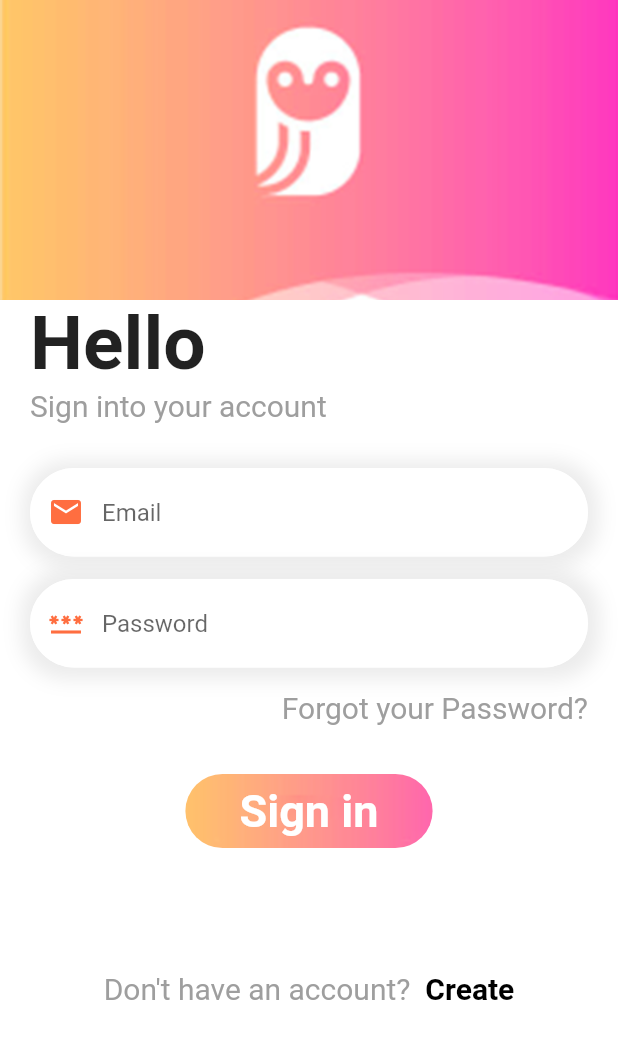
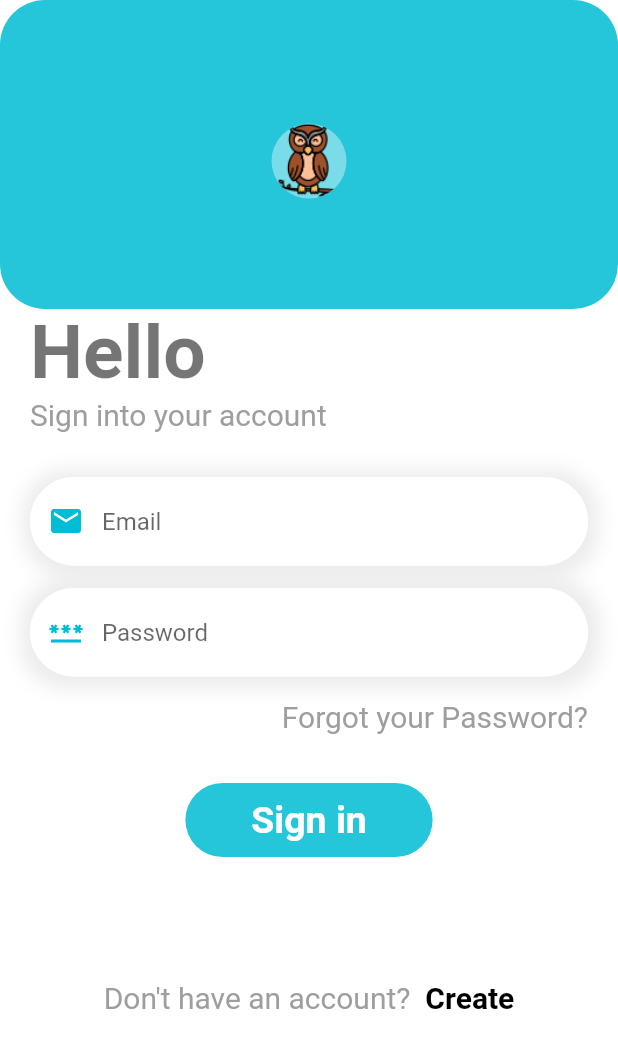
Before and after one commit to AhmedElatreby/Graduation_project, a Flutter app: the screen it shows after launch, on a phone screen of 412 x 824 dp. Shown: the top 1048 px of the screen. Run offline on Flutter 3.47's test engine with Material 2 defaults, Android fonts, the phone set to English and light mode, and no system bars; our stand-ins replace animated_splash_screen, audioplayers, cloud_firestore, firebase_auth, firebase_core, flutter_native_splash and 7 more; missing offline and left inert: dcdg, flutter_phone_direct_caller, flutter_polyline_points, telephony; accounts and stored records are empty.

Commit message:
color scheme

```diff
--- a/lib/navigation_bar/main_page.dart
+++ b/lib/navigation_bar/main_page.dart
@@ -40,7 +40,7 @@ class _NavBarPageState extends State<NavBarPage> {
         onTap: onTap,
         type: BottomNavigationBarType.fixed,
         backgroundColor: Colors.white,
-        selectedItemColor: Colors.black54,
+        selectedItemColor: Colors.cyan,
         unselectedItemColor: Colors.grey.withOpacity(0.7),
         showSelectedLabels: false,
         showUnselectedLabels: false,
--- a/lib/pages/location_page.dart
+++ b/lib/pages/location_page.dart
@@ -115,7 +115,7 @@ class _HomeState extends State<LocationPage> {
                       style: ElevatedButton.styleFrom(
                           fixedSize: const Size(150, 150),
                           shape: const CircleBorder(),
-                          primary: Colors.deepOrange.shade800),
+                          primary: Colors.cyan),
                       child: const Text(
                         'Stay with me',
                         style: TextStyle(
--- a/lib/pages/login_page.dart
+++ b/lib/pages/login_page.dart
@@ -19,17 +19,34 @@ class _LoginPageState extends State<LoginPage> {
     double width = MediaQuery.of(context).size.width;
     double height = MediaQuery.of(context).size.height;
     return Scaffold(
+
       backgroundColor: Colors.white,
       body: SingleChildScrollView(
+
         child: Column(
           children: [
             Container(
               width: width,
-              height: 200,
-              decoration: const BoxDecoration(
-                image: DecorationImage(
-                    image: AssetImage("assets/images/loginimg.png"),
-                    fit: BoxFit.cover),
+              height: height*0.25,
+              decoration: BoxDecoration(
+                borderRadius: BorderRadius.circular(30),
+                color: Colors.cyan.shade400,
+              ),
+
+
+              child: Column(
+                children: [
+                  SizedBox(
+                    height: height*0.10,
+                  ),
+                  const CircleAvatar(
+                    backgroundColor: Colors.white38,
+                    radius: 25,
+                    backgroundImage: const AssetImage(
+                        "assets/images/owl-64.png"
+                    ),
+                  ),
+                ],
               ),
             ),
             Container(
@@ -40,7 +57,11 @@ class _LoginPageState extends State<LoginPage> {
                 children: [
                   const Text(
                     "Hello",
-                    style: TextStyle(fontSize: 50, fontWeight: FontWeight.bold),
+                    style: TextStyle(
+                      fontSize: 50,
+                      fontWeight: FontWeight.bold,
+                      color: Colors.black54,
+                    ),
                   ),
                   const Text(
                     "Sign into your account",
@@ -65,7 +86,7 @@ class _LoginPageState extends State<LoginPage> {
                       decoration: InputDecoration(
                         hintText: "Email",
                         prefixIcon: const Icon(Icons.email,
-                            color: Colors.deepOrangeAccent),
+                            color: Colors.cyan),
                         focusedBorder: OutlineInputBorder(
                             borderRadius: BorderRadius.circular(30),
                             borderSide: const BorderSide(
@@ -99,7 +120,7 @@ class _LoginPageState extends State<LoginPage> {
                       decoration: InputDecoration(
                         hintText: "Password",
                         prefixIcon: const Icon(Icons.password_outlined,
-                            color: Colors.deepOrangeAccent),
+                            color: Colors.cyan),
                         focusedBorder: OutlineInputBorder(
                             borderRadius: BorderRadius.circular(30),
                             borderSide: const BorderSide(
@@ -135,23 +156,22 @@ class _LoginPageState extends State<LoginPage> {
             ),
             GestureDetector(
               onTap: () {
-                AuthController.instance.login(
-                    emailController.text.trim(), passwordController.text.trim());
+                AuthController.instance.login(emailController.text.trim(),
+                    passwordController.text.trim());
               },
               child: Container(
                 width: width * 0.4,
                 height: height * 0.06,
                 decoration: BoxDecoration(
                   borderRadius: BorderRadius.circular(30),
-                  image: const DecorationImage(
-                      image: AssetImage("assets/images/loginbtn.png"),
-                      fit: BoxFit.cover),
+                  color: Colors.cyan.shade400,
+
                 ),
                 child: const Center(
                   child: Text(
                     "Sign in",
                     style: TextStyle(
-                      fontSize: 30,
+                      fontSize: 25,
                       fontWeight: FontWeight.bold,
                       color: Colors.white,
                     ),
```
Also changed, not shown: lib/database/db_firebase.dart (added, +62 -0 lines), lib/pages/signup_page.dart (+70 -79 lines), lib/pages/sos.dart (+5 -7 lines), assets/images/loginbtn2.png (added), assets/images/owl-64.png (added).
